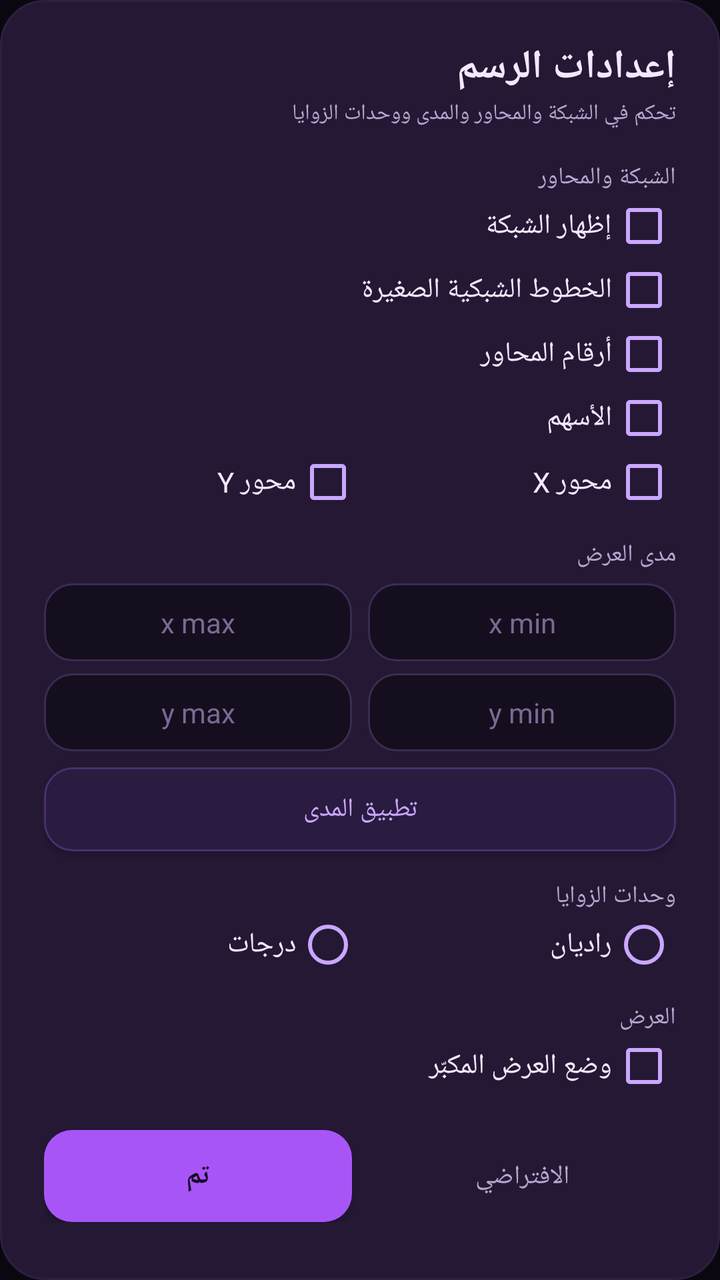
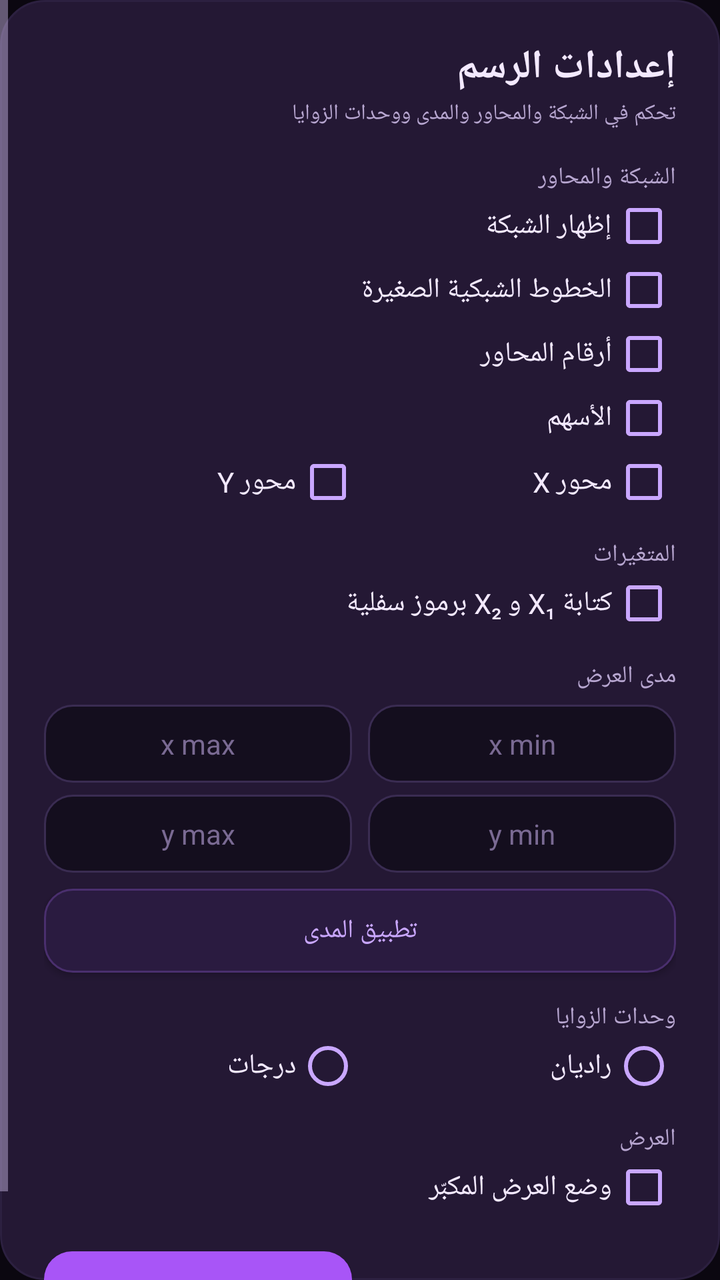

Compare the two renders of this Android layout. The source of the first and the diff that turns it into the second are given below.
<!-- AndroidManifest.xml: application theme Theme.Munhana -->
<!-- res/layout/dialog_settings.xml -->
<?xml version="1.0" encoding="utf-8"?>
<ScrollView xmlns:android="http://schemas.android.com/apk/res/android"
    android:layout_width="match_parent"
    android:layout_height="match_parent"
    android:background="@drawable/bg_dialog"
    android:fillViewport="true"
    android:layoutDirection="rtl">

    <LinearLayout
        android:layout_width="match_parent"
        android:layout_height="wrap_content"
        android:orientation="vertical"
        android:paddingStart="22dp"
        android:paddingEnd="22dp"
        android:paddingTop="20dp"
        android:paddingBottom="16dp">

        <TextView
            android:layout_width="wrap_content"
            android:layout_height="wrap_content"
            android:text="@string/graph_settings"
            android:textColor="@color/text_primary"
            android:textSize="20sp"
            android:textStyle="bold" />

        <TextView
            android:layout_width="wrap_content"
            android:layout_height="wrap_content"
            android:layout_marginTop="2dp"
            android:text="@string/graph_settings_hint"
            android:textColor="@color/text_secondary"
            android:textSize="11sp" />

        <TextView
            style="@style/Munhana.Label"
            android:layout_width="wrap_content"
            android:layout_height="wrap_content"
            android:layout_marginTop="16dp"
            android:text="@string/section_grid" />

        <CheckBox
            android:id="@+id/cbGrid"
            style="@style/Munhana.Setting"
            android:layout_width="match_parent"
            android:layout_height="wrap_content"
            android:text="@string/opt_grid" />

        <CheckBox
            android:id="@+id/cbMinor"
            style="@style/Munhana.Setting"
            android:layout_width="match_parent"
            android:layout_height="wrap_content"
            android:text="@string/opt_minor_grid" />

        <CheckBox
            android:id="@+id/cbNumbers"
            style="@style/Munhana.Setting"
            android:layout_width="match_parent"
            android:layout_height="wrap_content"
            android:text="@string/opt_axis_numbers" />

        <CheckBox
            android:id="@+id/cbArrows"
            style="@style/Munhana.Setting"
            android:layout_width="match_parent"
            android:layout_height="wrap_content"
            android:text="@string/opt_arrows" />

        <LinearLayout
            android:layout_width="match_parent"
            android:layout_height="wrap_content"
            android:orientation="horizontal">

            <CheckBox
                android:id="@+id/cbXAxis"
                style="@style/Munhana.Setting"
                android:layout_width="0dp"
                android:layout_height="wrap_content"
                android:layout_weight="1"
                android:text="@string/opt_x_axis" />

            <CheckBox
                android:id="@+id/cbYAxis"
                style="@style/Munhana.Setting"
                android:layout_width="0dp"
                android:layout_height="wrap_content"
                android:layout_weight="1"
                android:text="@string/opt_y_axis" />
        </LinearLayout>

        <TextView
            style="@style/Munhana.Label"
            android:layout_width="wrap_content"
            android:layout_height="wrap_content"
            android:layout_marginTop="12dp"
            android:text="@string/section_window" />

        <LinearLayout
            android:layout_width="match_parent"
            android:layout_height="wrap_content"
            android:layout_marginTop="6dp"
            android:orientation="horizontal">

            <EditText
                android:id="@+id/etXMin"
                style="@style/Munhana.Range"
                android:layout_width="0dp"
                android:layout_height="wrap_content"
                android:layout_weight="1"
                android:hint="x min" />

            <EditText
                android:id="@+id/etXMax"
                style="@style/Munhana.Range"
                android:layout_width="0dp"
                android:layout_height="wrap_content"
                android:layout_marginStart="8dp"
                android:layout_weight="1"
                android:hint="x max" />
        </LinearLayout>

        <LinearLayout
            android:layout_width="match_parent"
            android:layout_height="wrap_content"
            android:layout_marginTop="6dp"
            android:orientation="horizontal">

            <EditText
                android:id="@+id/etYMin"
                style="@style/Munhana.Range"
                android:layout_width="0dp"
                android:layout_height="wrap_content"
                android:layout_weight="1"
                android:hint="y min" />

            <EditText
                android:id="@+id/etYMax"
                style="@style/Munhana.Range"
                android:layout_width="0dp"
                android:layout_height="wrap_content"
                android:layout_marginStart="8dp"
                android:layout_weight="1"
                android:hint="y max" />
        </LinearLayout>

        <Button
            android:id="@+id/btnApplyWindow"
            android:layout_width="match_parent"
            android:layout_height="42dp"
            android:layout_marginTop="8dp"
            android:background="@drawable/bg_btn_tonal"
            android:text="@string/apply_window"
            android:textAllCaps="false"
            android:textColor="@color/purple_light"
            android:textSize="13sp" />

        <TextView
            style="@style/Munhana.Label"
            android:layout_width="wrap_content"
            android:layout_height="wrap_content"
            android:layout_marginTop="14dp"
            android:text="@string/section_units" />

        <RadioGroup
            android:id="@+id/rgUnits"
            android:layout_width="match_parent"
            android:layout_height="wrap_content"
            android:orientation="horizontal">

            <RadioButton
                android:id="@+id/rbRadians"
                style="@style/Munhana.Setting"
                android:layout_width="0dp"
                android:layout_height="wrap_content"
                android:layout_weight="1"
                android:text="@string/radians" />

            <RadioButton
                android:id="@+id/rbDegrees"
                style="@style/Munhana.Setting"
                android:layout_width="0dp"
                android:layout_height="wrap_content"
                android:layout_weight="1"
                android:text="@string/degrees" />
        </RadioGroup>

        <TextView
            style="@style/Munhana.Label"
            android:layout_width="wrap_content"
            android:layout_height="wrap_content"
            android:layout_marginTop="12dp"
            android:text="@string/section_display" />

        <CheckBox
            android:id="@+id/cbProjector"
            style="@style/Munhana.Setting"
            android:layout_width="match_parent"
            android:layout_height="wrap_content"
            android:text="@string/opt_projector" />

        <LinearLayout
            android:layout_width="match_parent"
            android:layout_height="wrap_content"
            android:layout_marginTop="16dp"
            android:orientation="horizontal">

            <Button
                android:id="@+id/btnDefaults"
                android:layout_width="0dp"
                android:layout_height="46dp"
                android:layout_weight="1"
                android:background="@drawable/bg_btn_text"
                android:text="@string/reset_defaults"
                android:textAllCaps="false"
                android:textColor="@color/text_secondary"
                android:textSize="13sp" />

            <Button
                android:id="@+id/btnDone"
                android:layout_width="0dp"
                android:layout_height="46dp"
                android:layout_marginStart="8dp"
                android:layout_weight="1"
                android:background="@drawable/bg_btn_primary"
                android:text="@string/done"
                android:textAllCaps="false"
                android:textColor="#160B24"
                android:textSize="14sp"
                android:textStyle="bold" />
        </LinearLayout>
    </LinearLayout>
</ScrollView>
<!-- resources referenced by this layout -->
<resources>
  <color name="purple_light">#C9A7FF</color>
  <color name="text_primary">#F3E9FF</color>
  <color name="text_secondary">#B7A6D0</color>
  <!-- drawable bg_btn_text (drawable) -->
  <selector xmlns:android="http://schemas.android.com/apk/res/android">
      <item android:state_pressed="true">
          <shape android:shape="rectangle">
              <corners android:radius="14dp"/>
              <solid android:color="#22C9A7FF"/>
          </shape>
      </item>
      <item android:drawable="@android:color/transparent"/>
  </selector>
  <!-- drawable bg_dialog (drawable) -->
  <shape xmlns:android="http://schemas.android.com/apk/res/android" android:shape="rectangle">
      <corners android:radius="22dp"/>
      <solid android:color="@color/surface_high"/>
      <stroke android:width="1dp" android:color="@color/border"/>
  </shape>
  <string name="apply_window">تطبيق المدى</string>
  <string name="degrees">درجات</string>
  <string name="done">تم</string>
  <string name="graph_settings">إعدادات الرسم</string>
  <string name="graph_settings_hint">تحكم في الشبكة والمحاور والمدى ووحدات الزوايا</string>
  <string name="opt_arrows">الأسهم</string>
  <string name="opt_axis_numbers">أرقام المحاور</string>
  <string name="opt_grid">إظهار الشبكة</string>
  <string name="opt_minor_grid">الخطوط الشبكية الصغيرة</string>
  <string name="opt_projector">وضع العرض المكبّر</string>
  <string name="opt_x_axis">محور X</string>
  <string name="opt_y_axis">محور Y</string>
  <string name="radians">راديان</string>
  <string name="reset_defaults">الافتراضي</string>
  <string name="section_display">العرض</string>
  <string name="section_grid">الشبكة والمحاور</string>
  <string name="section_units">وحدات الزوايا</string>
  <string name="section_window">مدى العرض</string>
  <style name="Munhana.Label" parent="">
          <item name="android:textColor">@color/text_secondary</item>
          <item name="android:textSize">12sp</item>
      </style>
  <style name="Munhana.Setting" parent="">
          <item name="android:textColor">@color/text_primary</item>
          <item name="android:textSize">14sp</item>
          <item name="android:buttonTint">@color/purple_light</item>
          <item name="android:paddingTop">4dp</item>
          <item name="android:paddingBottom">4dp</item>
      </style>
  <color name="purple">#A855F7</color>
  <color name="surface_high">#241834</color>
  <color name="border">#2C2040</color>
  <!-- drawable bg_input (drawable) -->
  <selector xmlns:android="http://schemas.android.com/apk/res/android">
      <item android:state_focused="true" android:drawable="@drawable/bg_input_focus"/>
      <item android:drawable="@drawable/bg_input_normal"/>
  </selector>
  <color name="bg">#0B0710</color>
  <style name="Popup.Munhana" parent="@android:style/Widget.Material.PopupMenu">
          <item name="android:popupBackground">@drawable/bg_dialog</item>
      </style>
  <!-- drawable bg_input_focus (drawable) -->
  <shape xmlns:android="http://schemas.android.com/apk/res/android" android:shape="rectangle">
      <corners android:radius="14dp"/>
      <solid android:color="#140E1E"/>
      <stroke android:width="2dp" android:color="@color/purple"/>
  </shape>
  <!-- drawable bg_input_normal (drawable) -->
  <shape xmlns:android="http://schemas.android.com/apk/res/android" android:shape="rectangle">
      <corners android:radius="14dp"/>
      <solid android:color="#140E1E"/>
      <stroke android:width="1dp" android:color="#3A2C52"/>
  </shape>
  <!-- unchanged entries left out for length: 5 -->
</resources>

<!-- the commit's change to res/layout/dialog_settings.xml (unified diff, before → after) -->
@@ -93,6 +93,20 @@
             android:layout_width="wrap_content"
             android:layout_height="wrap_content"
             android:layout_marginTop="12dp"
+            android:text="@string/section_vars" />
+
+        <CheckBox
+            android:id="@+id/cbPrettyVars"
+            style="@style/Munhana.Setting"
+            android:layout_width="match_parent"
+            android:layout_height="wrap_content"
+            android:text="@string/opt_pretty_vars" />
+
+        <TextView
+            style="@style/Munhana.Label"
+            android:layout_width="wrap_content"
+            android:layout_height="wrap_content"
+            android:layout_marginTop="12dp"
             android:text="@string/section_window" />
 
         <LinearLayout
<!-- resource entries referenced after the edit -->
@@ -28,6 +28,7 @@
   <string name="opt_axis_numbers">أرقام المحاور</string>
   <string name="opt_grid">إظهار الشبكة</string>
   <string name="opt_minor_grid">الخطوط الشبكية الصغيرة</string>
+  <string name="opt_pretty_vars">كتابة X₁ و X₂ برموز سفلية</string>
   <string name="opt_projector">وضع العرض المكبّر</string>
   <string name="opt_x_axis">محور X</string>
   <string name="opt_y_axis">محور Y</string>
@@ -36,6 +37,7 @@
   <string name="section_display">العرض</string>
   <string name="section_grid">الشبكة والمحاور</string>
   <string name="section_units">وحدات الزوايا</string>
+  <string name="section_vars">المتغيرات</string>
   <string name="section_window">مدى العرض</string>
   <style name="Munhana.Label" parent="">
           <item name="android:textColor">@color/text_secondary</item>
